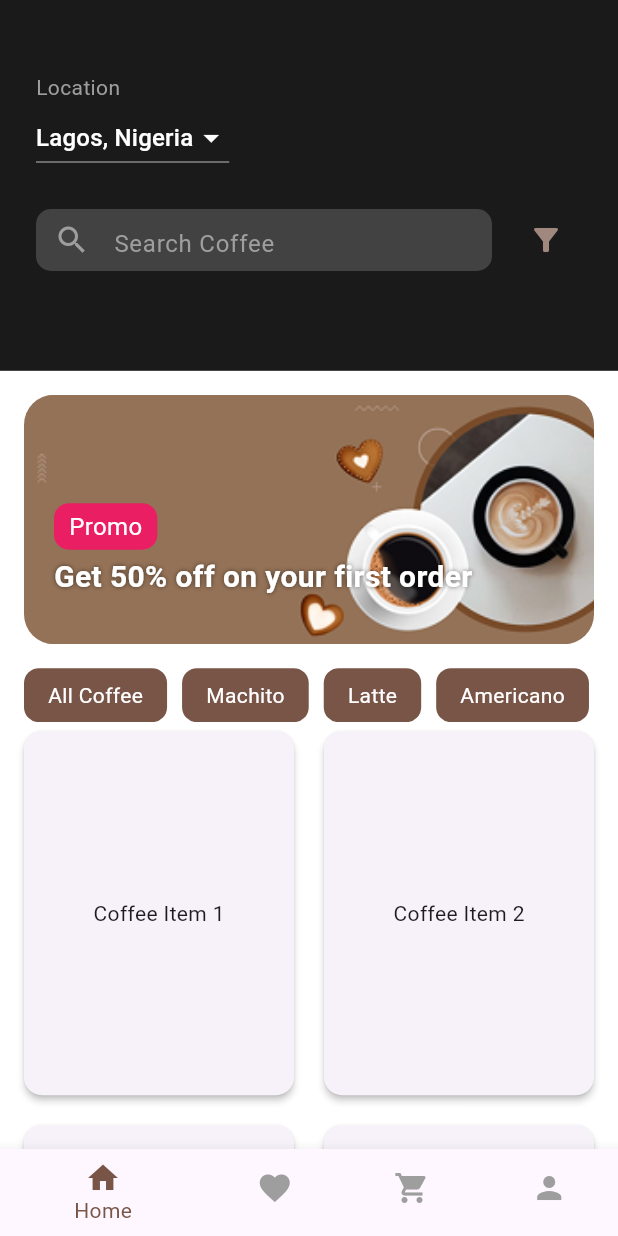
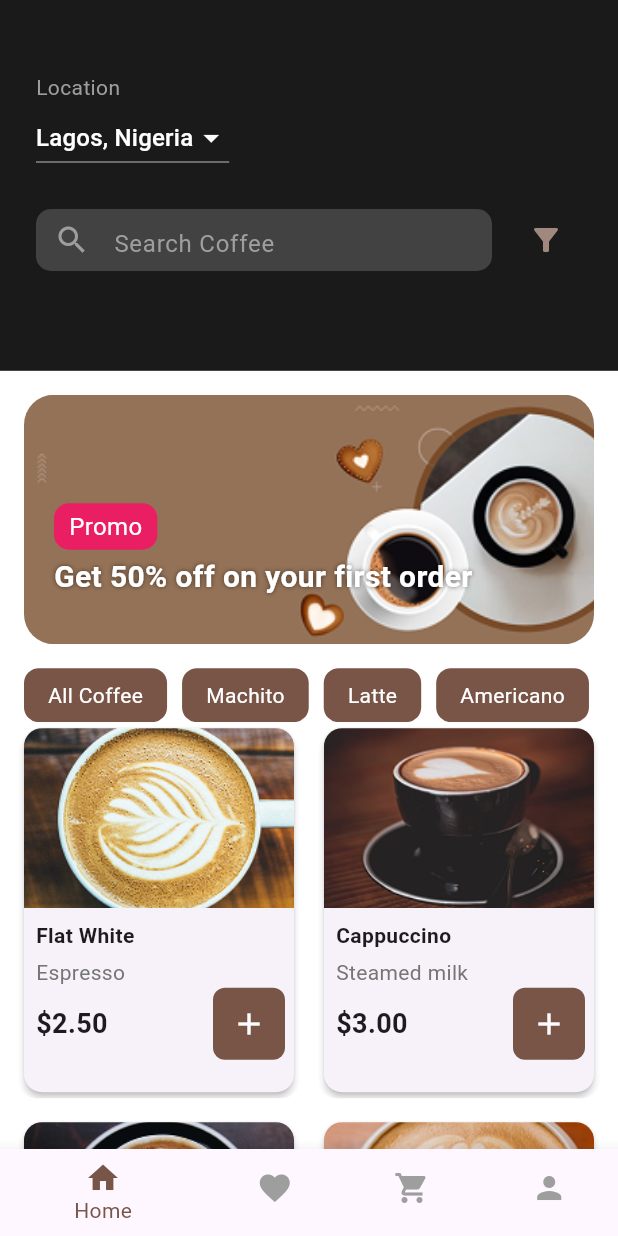
Before and after one commit to frankolien/coffeeui, a Flutter app: the HomePageScreen screen opened directly, on a phone screen of 412 x 824 dp. Run offline on Flutter 3.47's test engine with Material 3 defaults, Android fonts, the light colour scheme and no system bars.

Commit message:
Initial commit

```diff
--- a/lib/model/product.dart
+++ b/lib/model/product.dart
@@ -13,35 +13,5 @@ class Product {
     required this.imageUrl,
   });
 
-  List<Product> products = [
-    Product(
-      id: '1',
-      name: 'Espresso',
-      description: 'A strong and bold coffee shot.',
-      price: 2.50,
-      imageUrl: 'lib/images/third_coffee.png', // Update to your image path
-    ),
-    Product(
-      id: '2',
-      name: 'Cappuccino',
-      description: 'A perfect blend of espresso, steamed milk, and foam.',
-      price: 3.00,
-      imageUrl: 'assets/images/4.png',
-    ),
-    Product(
-      id: '3',
-      name: 'Latte',
-      description: 'Smooth and creamy with a touch of espresso.',
-      price: 3.50,
-      imageUrl: 'assets/images/second_coffee.png',
-    ),
-    Product(
-      id: '4',
-      name: 'Mocha',
-      description: 'A delightful mix of chocolate and coffee.',
-      price: 4.00,
-      imageUrl: 'assets/images/5.png',
-    ),
-  ];
 
 }
--- a/lib/screens/home_page_screen.dart
+++ b/lib/screens/home_page_screen.dart
@@ -350,6 +350,7 @@ class _HomePageScreenState extends State<HomePageScreen> {
 
 
 import 'package:flutter/material.dart';
+import 'package:coffeeui/model/product.dart';
 
 class HomePageScreen extends StatefulWidget {
   const HomePageScreen({super.key});
@@ -362,6 +363,39 @@ class _HomePageScreenState extends State<HomePageScreen> {
   int crossAxisCount(double screenWidth) {
     return screenWidth < 600 ? 2 : 4;
   }
+
+    List<Product> products = [
+    Product(
+      id: '1',
+      name: 'Flat White',
+      description: 'Espresso',
+      price: 2.50,
+      imageUrl: 'lib/images/third_coffee.png', // Update to your image path
+    ),
+    Product(
+      id: '2',
+      name: 'Cappuccino',
+      description: 'Steamed milk',
+      price: 3.00,
+      imageUrl: 'lib/images/4.png',
+    ),
+    Product(
+      id: '3',
+      name: 'Latte',
+      description: 'Ice/hot',
+      price: 3.50,
+      imageUrl: 'lib/images/second_coffee.png',
+    ),
+    Product(
+      id: '4',
+      name: 'Caffe Mocha',
+      description: 'Deep foam',
+      price: 4.00,
+      imageUrl: 'lib/images/5.png',
+    ),
+
+  ];
+
 
   @override
   Widget build(BuildContext context) {
@@ -377,6 +411,7 @@ class _HomePageScreenState extends State<HomePageScreen> {
               children: [
                 // Top Black Section
                 Container(
+
                   color: Color(0xFF1A1A1A),
                   padding: EdgeInsets.fromLTRB(24, 48, 24, 24),
                   width: double.infinity,
@@ -514,7 +549,7 @@ class _HomePageScreenState extends State<HomePageScreen> {
                         .toList(),
                   ),
                 ),
-                SizedBox(height: 2),
+                //SizedBox(height: 2),
 
                 // Coffee Grid
                 Padding(
@@ -526,16 +561,79 @@ class _HomePageScreenState extends State<HomePageScreen> {
                     crossAxisSpacing: 12,
                     mainAxisSpacing: 12,
                     childAspectRatio: 3 / 4,
-                    children: List.generate(8, (index) {
-                      return Card(
+                     children: List.generate(products.length, (index) {
+  final product = products[index];
+  return ClipRRect(
+    borderRadius: BorderRadius.circular(12),
+    child: Card(
       elevation: 2,
       shape: RoundedRectangleBorder(
           borderRadius: BorderRadius.circular(12)),
-                        child: Center(
-                          child: Text('Coffee Item ${index + 1}'),
+      child: Column(
+        crossAxisAlignment: CrossAxisAlignment.start,
+        children: [
+          ClipRRect(
+            borderRadius: BorderRadius.only(
+              topLeft: Radius.circular(12),
+              topRight: Radius.circular(12),
+            ),
+            child: Image.asset(
+              product.imageUrl,
+              width: double.infinity,
+              height: 120,
+              fit: BoxFit.cover,
+            ),
+          ),
+          SizedBox(height: 8),
+          Padding(
+            padding: const EdgeInsets.symmetric(horizontal: 8.0),
+            child: Text(product.name,
+                style: TextStyle(fontWeight: FontWeight.bold)),
+          ),
+          SizedBox(height: 5),
+          Padding(
+            padding: const EdgeInsets.symmetric(horizontal: 8.0),
+            child: Text(product.description,
+                style: TextStyle(
+                  color: Colors.grey[600],
+                  )),
+          ),
+         Padding(
+           padding: const EdgeInsets.only(right: 6.0),
+           child: Row(
+            mainAxisAlignment: MainAxisAlignment.spaceBetween,
+            children: [
+               Padding(
+              padding: const EdgeInsets.symmetric(horizontal: 8.0),
+              child: Text(
+                '\$${product.price.toStringAsFixed(2)}',
+                style: TextStyle(
+                  fontSize: 18,
+                fontWeight: FontWeight.bold
+              ),
+              ),
+            ),
+            Container(
+              decoration: BoxDecoration(
+                color: Colors.brown,
+                borderRadius: BorderRadius.circular(8),
+              ),
+              child: IconButton(
+                icon: Icon(Icons.add, color: Colors.white),
+                onPressed: () {
+                  // Add to cart action
+                },
+              ),
+            ),
+            ],
+           ),
+         )
+        ],
+      ),
     ),
   );
 }),
+
                   ),
                 ),
               ],
```
Lines whose indentation alone changed are shown as unchanged.
